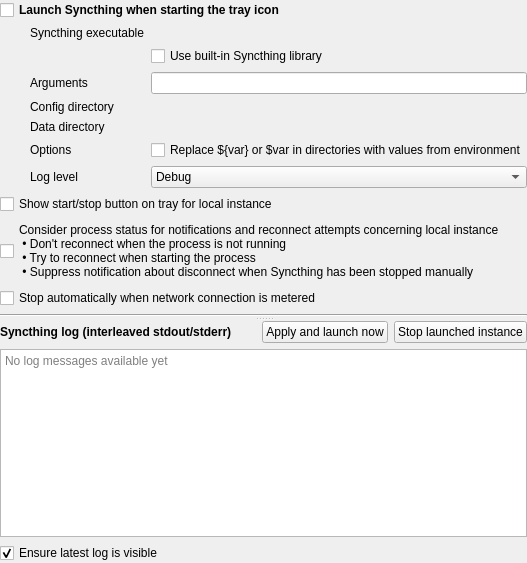
Martchus/syncthingtray, file syncthingwidgets/settings/launcheroptionpage.ui: the form before one commit.
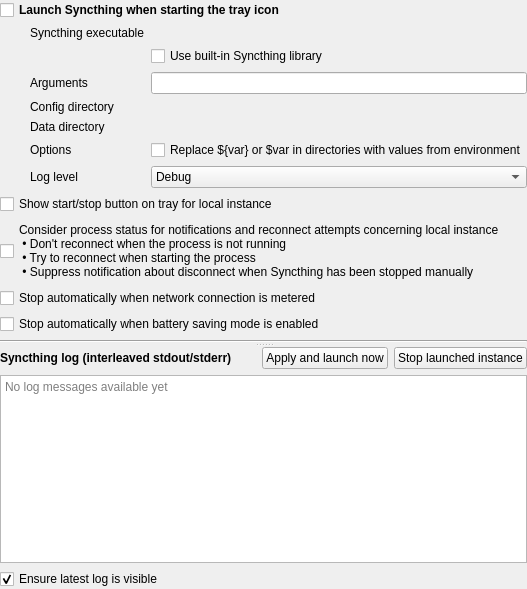
The form after the commit. Icons and pictures are not drawn. Custom widgets are drawn as their Qt base class.

Commit message: Allow pausing/stopping on battery saving mode under Android

Patch:
```diff
--- a/syncthingwidgets/settings/launcheroptionpage.ui
+++ b/syncthingwidgets/settings/launcheroptionpage.ui
@@ -205,6 +205,13 @@
          </property>
         </widget>
        </item>
+        <item>
+         <widget class="QCheckBox" name="stopOnBatterySavingCheckBox">
+          <property name="text">
+           <string>Stop automatically when battery saving mode is enabled</string>
+          </property>
+         </widget>
+        </item>
        <item>
         <widget class="Line" name="line">
          <property name="sizePolicy">
```
Lines whose indentation alone changed are shown as unchanged. The commit also changes 19 other files.
